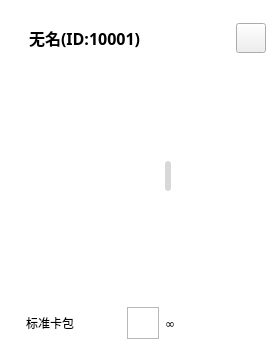
Old version of the form visualizationSrc/qtUI/CardControler/cardItemModel.ui in the repository NWYLZW/A-Language-IDE.
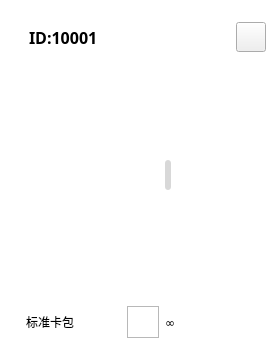
New version of the form. Icons and pictures are not drawn.

The edit to the form file:
```diff
--- a/visualizationSrc/qtUI/CardControler/cardItemModel.ui
+++ b/visualizationSrc/qtUI/CardControler/cardItemModel.ui
@@ -97,7 +97,7 @@
 }</string>
            </property>
            <property name="text">
-            <string>无名(ID:10001)</string>
+            <string>ID:10001</string>
            </property>
           </widget>
          </item>
```
